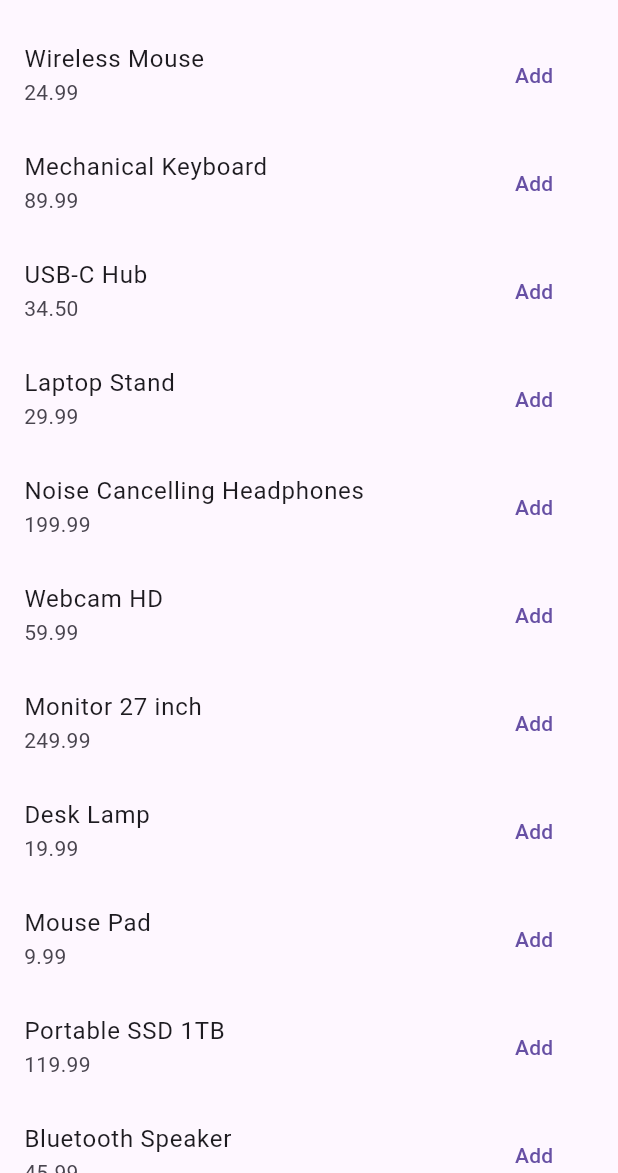
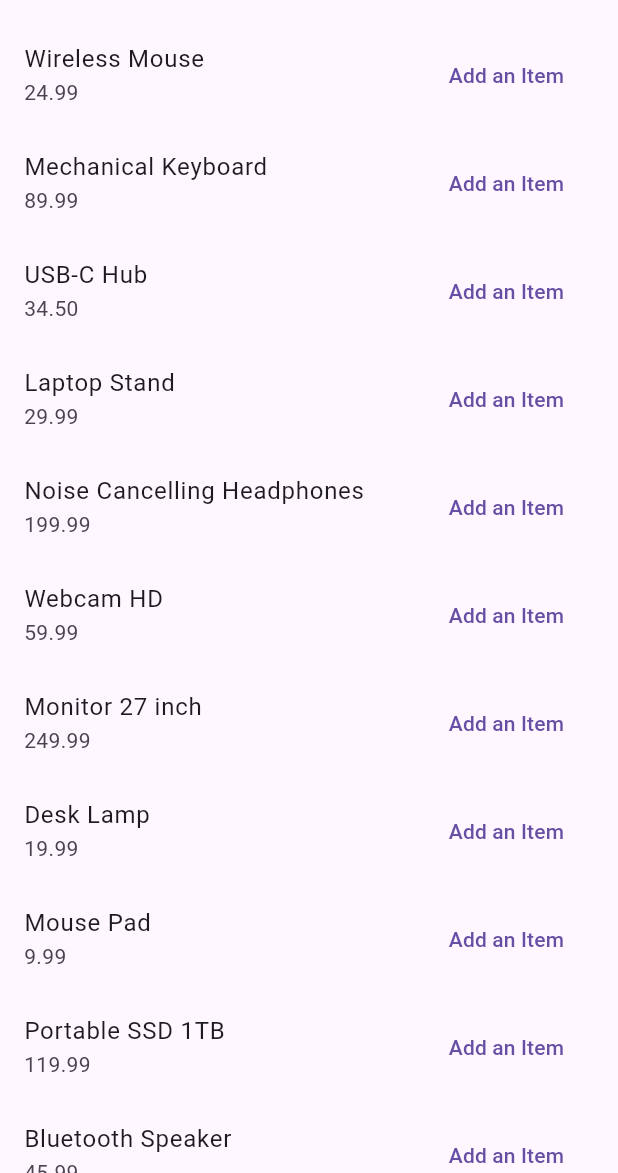
Before and after one commit to paulkavule/Flutter-Interview, a Flutter app: the screen it shows after launch, on a phone screen of 412 x 824 dp, the part 63-1236 px from its top. Run offline on Flutter 3.47's test engine with Material 3 defaults, Android fonts, the phone set to English and light mode, and no system bars.

Commit message:
updates the cart screen

```diff
--- a/lib/cart/product_list_screen.dart
+++ b/lib/cart/product_list_screen.dart
@@ -48,7 +48,7 @@ class _ProductListScreenState extends State<ProductListScreen> {
               return IconButton(
                 onPressed: _openCart,
                 icon: Badge(
-                  label: Text('$count'),
+                  label: Text('Items $count'),
                   isLabelVisible: count > 0,
                   child: const Icon(Icons.shopping_cart),
                 ),
@@ -84,7 +84,7 @@ class _ProductListScreenState extends State<ProductListScreen> {
                     trailing: quantity == 0
                         ? TextButton(
                             onPressed: () => widget.cart.add(product),
-                            child: const Text('Add'),
+                            child: const Text('Add an Item'),
                           )
                         : Row(
                             mainAxisSize: MainAxisSize.min,
```
